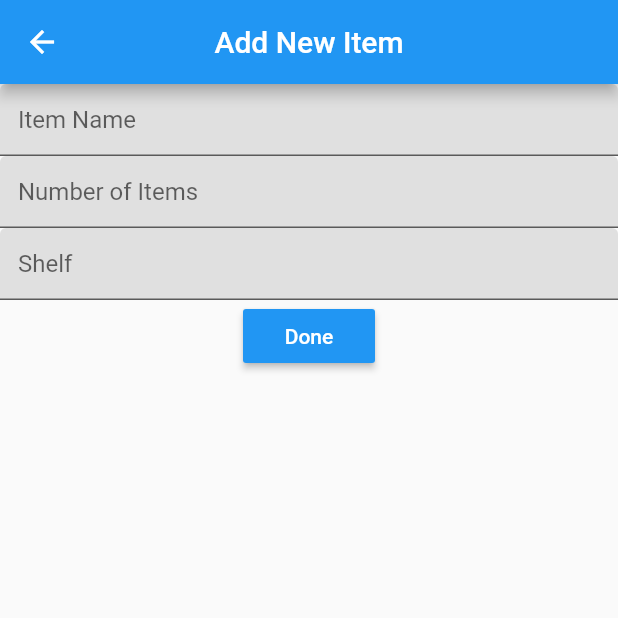
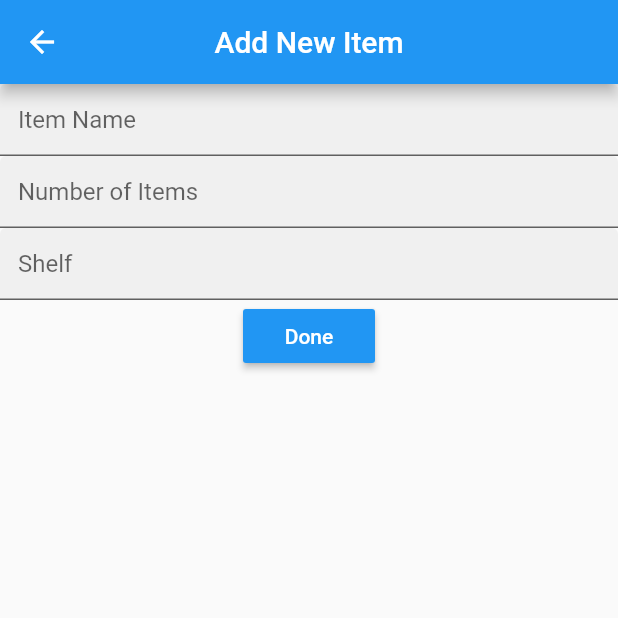
Before and after one commit to luicurtis/pantry-pal, a Flutter app: the AddItem screen opened by its route, on a phone screen of 412 x 824 dp, the top half of it. Run offline on Flutter 3.47's test engine with Material 2 defaults, Android fonts, the phone set to English and light mode, and no system bars; our stand-ins replace cloud_firestore, firebase_core, flutter_slidable, flutter_spinkit, get_it; missing offline and left inert: draggable_scrollbar; accounts and stored records are empty.

Commit message:
removed form element background fill that was distorting dark mode

```diff
--- a/pantry_pal/lib/ui/views/addItem.dart
+++ b/pantry_pal/lib/ui/views/addItem.dart
@@ -32,7 +32,6 @@ class _AddItemState extends State<AddItem> {
               // initialValue: name,
               decoration: InputDecoration(
                 hintText: 'Item Name',
-                fillColor: Colors.grey[300],
                 filled: true,
               ),
               textCapitalization: TextCapitalization.words,
@@ -47,7 +46,6 @@ class _AddItemState extends State<AddItem> {
             TextFormField(
               decoration: InputDecoration(
                 hintText: 'Number of Items',
-                fillColor: Colors.grey[300],
                 filled: true,
               ),
               keyboardType: TextInputType.numberWithOptions(signed: false),
@@ -63,7 +61,6 @@ class _AddItemState extends State<AddItem> {
             TextFormField(
               decoration: InputDecoration(
                 hintText: 'Shelf',
-                fillColor: Colors.grey[300],
                 filled: true,
               ),
               textCapitalization: TextCapitalization.sentences,
--- a/pantry_pal/lib/ui/views/editItem.dart
+++ b/pantry_pal/lib/ui/views/editItem.dart
@@ -54,7 +54,6 @@ class _EditItemState extends State<EditItem> {
               initialValue: widget.item.name,
               decoration: InputDecoration(
                 hintText: 'Item Name',
-                fillColor: Colors.grey[300],
                 filled: true,
               ),
               textCapitalization: TextCapitalization.words,
@@ -70,7 +69,6 @@ class _EditItemState extends State<EditItem> {
               initialValue: widget.item.quantity.toString(),
               decoration: InputDecoration(
                 hintText: 'Number of Items',
-                fillColor: Colors.grey[300],
                 filled: true,
               ),
               keyboardType: TextInputType.numberWithOptions(signed: false),
@@ -88,7 +86,6 @@ class _EditItemState extends State<EditItem> {
               initialValue: widget.item.shelfNum,
               decoration: InputDecoration(
                 hintText: 'Shelf',
-                fillColor: Colors.grey[300],
                 filled: true,
               ),
               onSaved: (value) => shelfNum = value,
```
